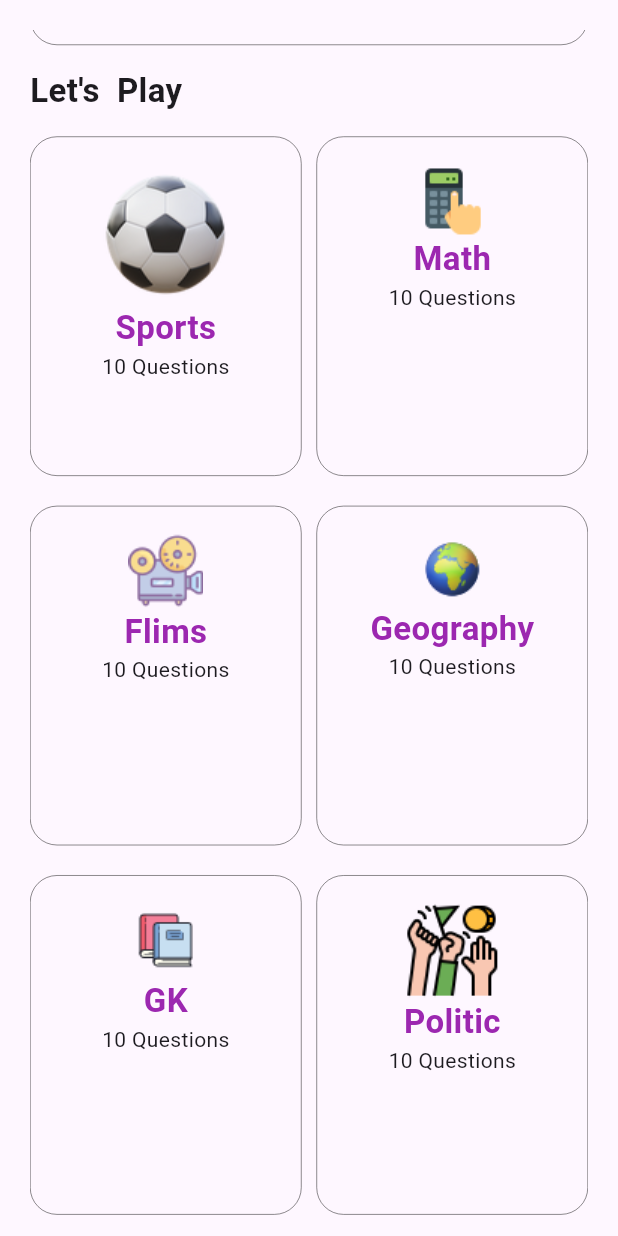
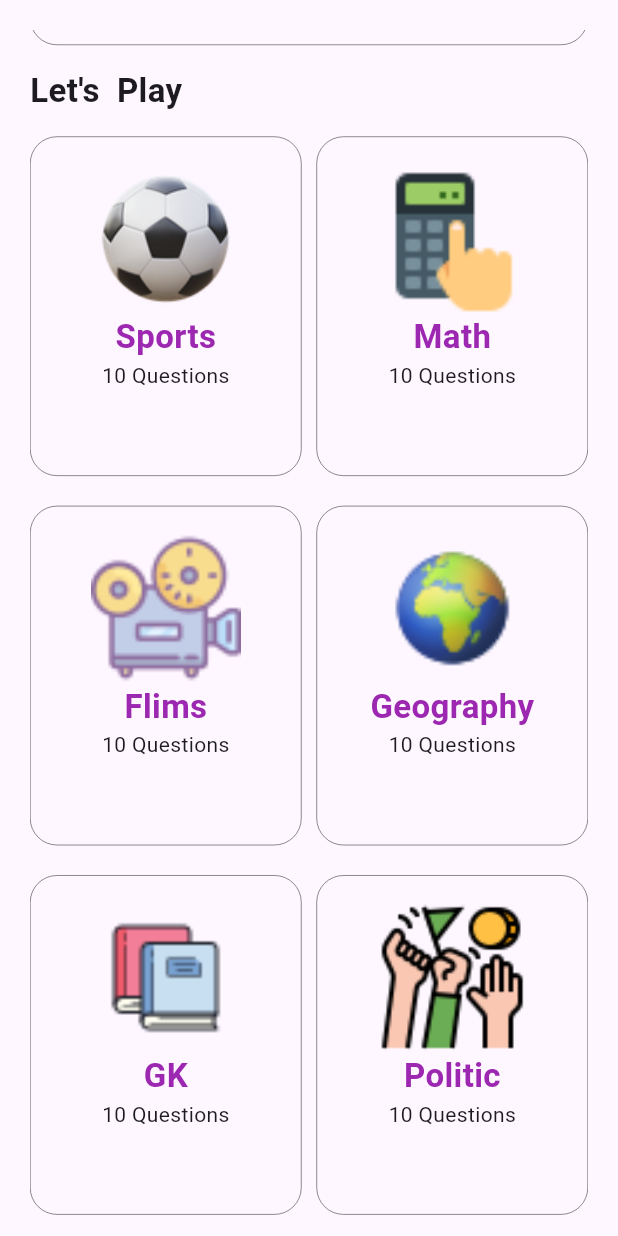
Before and after one commit to sohasara/Quiz-App, a Flutter app: the screen it shows after launch, scrolled down 154 dp, on a phone screen of 412 x 824 dp. Run offline on Flutter 3.47's test engine with Material 3 defaults, Android fonts, the phone set to English and light mode, and no system bars.

Commit message:
set image scale

```diff
--- a/lib/ui/container.dart
+++ b/lib/ui/container.dart
@@ -25,6 +25,9 @@ class ContainerBox extends StatelessWidget {
           ),
           Image.asset(
             imageurl,
+            height: 100,
+            width: 100,
+            fit: BoxFit.cover,
           ),
           Text(
             text,
```
